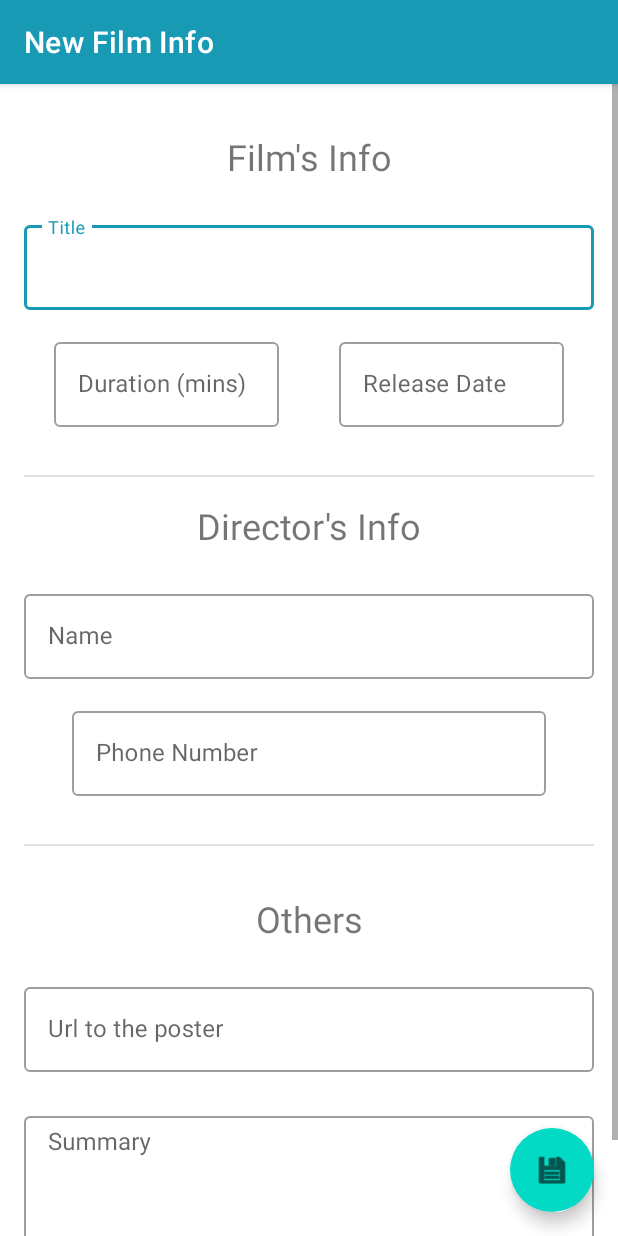
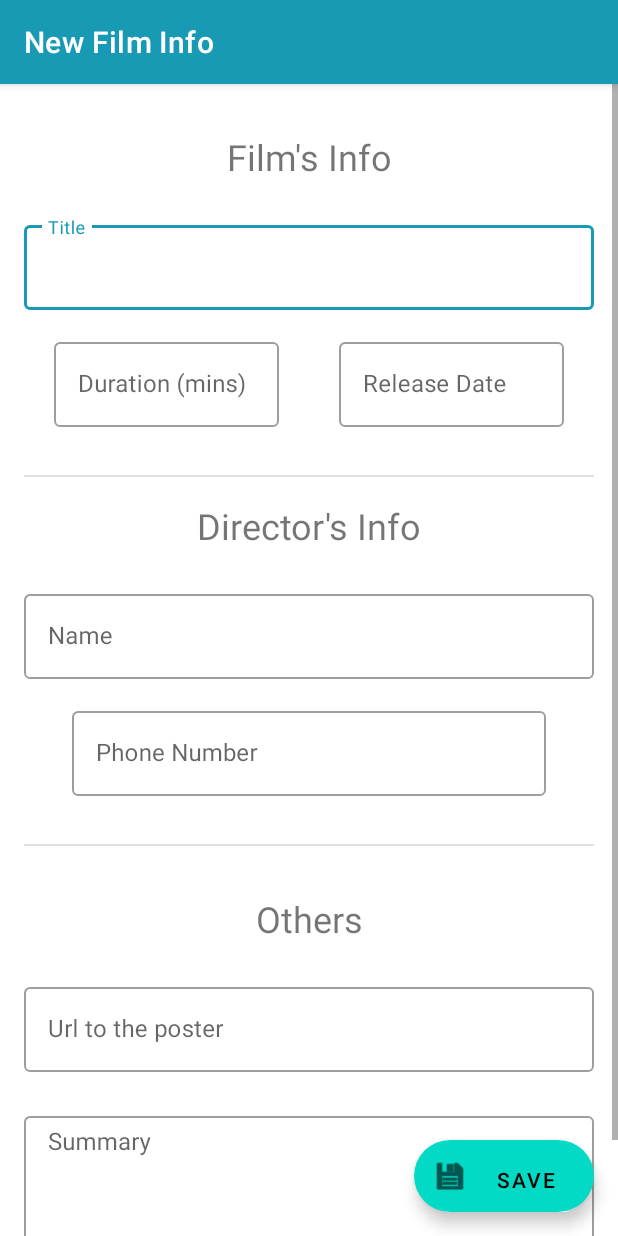
Before and after one commit to Adrilv20/LopezVarelaAdrianProyectoPMDM, an Android app: the FilmEditActivity screen opened directly, with no data from a screen before it, on a phone screen of 412 x 824 dp. Run offline under Robolectric (Android 15) with nearby library versions, the phone set to English and light mode, and no system bars.

Commit message:
Finish feature.
The error previously found was unrelated.

```diff
--- a/app/src/main/res/layout/activity_film_edit.xml
+++ b/app/src/main/res/layout/activity_film_edit.xml
@@ -215,6 +215,7 @@
         android:layout_height="wrap_content"
         android:clickable="true"
         android:contentDescription="@string/editActFABContentDescription"
+        android:text="@string/editActFABText"
         android:gravity="bottom|center"
         app:icon="@android:drawable/ic_menu_save"
         android:layout_alignParentRight="true"
--- a/app/src/main/res/values/strings.xml
+++ b/app/src/main/res/values/strings.xml
@@ -44,4 +44,5 @@
     <string name="registration_error_min_chars_password">The password needs at least %d characters.</string>
     <string name="registration_error_max_chars_password">The password can\'t have more than %d characters.</string>
     <string name="registration_error_empty_field">The field %s can\'t be empty.</string>
+    <string name="editActFABText">Save</string>
 </resources>
```
